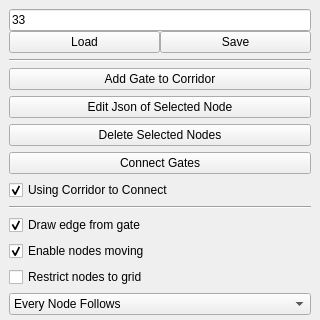
Before: the Qt Designer form include/tmapping/UI/dockBuildMap.ui in StumboEugen/TMapping, drawn with Qt 5; both pictures show x 0 to 320 and y 0 to 320 of the 320 by 541 pixel window.
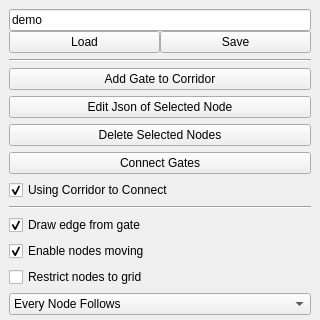
After: the same form once the commit is applied.

```diff
--- a/include/tmapping/UI/dockBuildMap.ui
+++ b/include/tmapping/UI/dockBuildMap.ui
@@ -35,7 +35,7 @@
       <item>
        <widget class="QLineEdit" name="mapName">
         <property name="text">
-         <string>33</string>
+         <string>demo</string>
         </property>
        </widget>
       </item>
```
